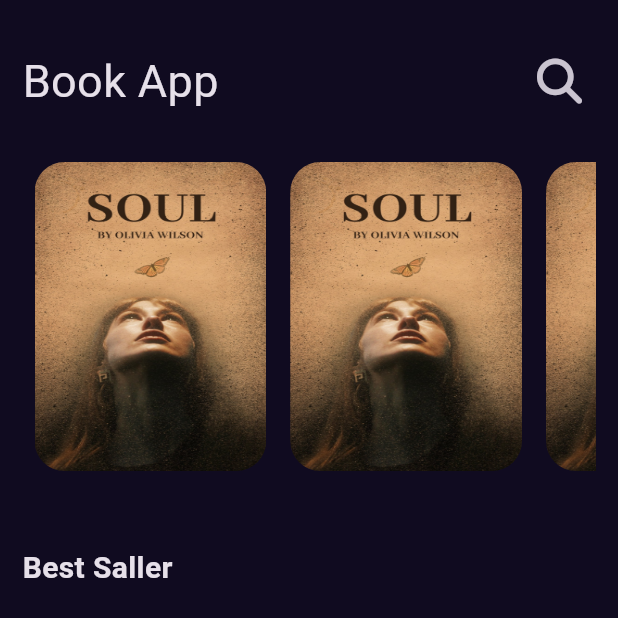
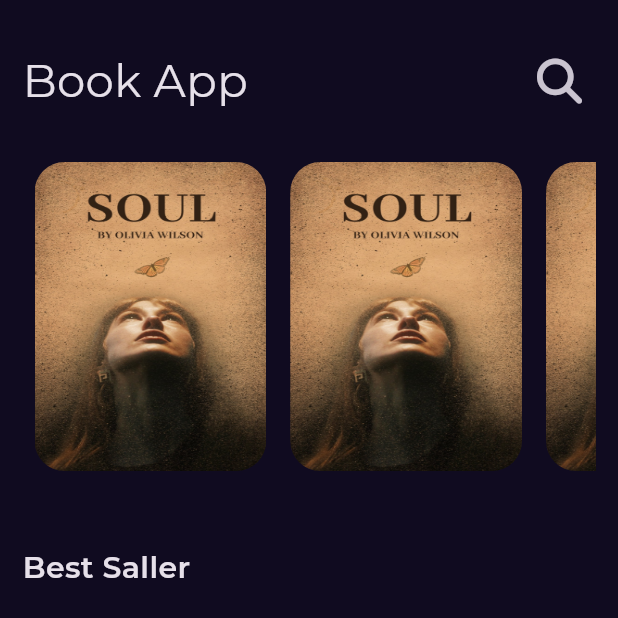
Before and after one commit to EsAm1973/book-store, a Flutter app: the screen it shows after launch, on a phone screen of 412 x 824 dp, the top half of it. Run offline on Flutter 3.47's test engine with Material 3 defaults, Android fonts, the phone set to English and light mode, and no system bars; our stand-ins replace font_awesome_flutter, get, google_fonts.

Commit message:
Add font family to all application

```diff
--- a/lib/main.dart
+++ b/lib/main.dart
@@ -2,6 +2,7 @@ import 'package:bookly_app/Features/splash/presentation/views/splash_view.dart';
 import 'package:bookly_app/constants.dart';
 import 'package:flutter/material.dart';
 import 'package:get/get.dart';
+import 'package:google_fonts/google_fonts.dart';
 
 void main() {
   runApp(const MyApp());
@@ -13,7 +14,10 @@ class MyApp extends StatelessWidget {
   Widget build(BuildContext context) {
     return GetMaterialApp(
       debugShowCheckedModeBanner: false,
-      theme: ThemeData.dark().copyWith(scaffoldBackgroundColor: kPrimaryColor),
+      theme: ThemeData.dark().copyWith(
+          scaffoldBackgroundColor: kPrimaryColor,
+          textTheme:
+              GoogleFonts.montserratTextTheme(ThemeData.dark().textTheme)),
       home: const SplashView(),
     );
   }
--- a/pubspec.yaml
+++ b/pubspec.yaml
@@ -37,6 +37,7 @@ dependencies:
   cupertino_icons: ^1.0.8
   get: ^4.6.6
   font_awesome_flutter: ^10.8.0
+  google_fonts: ^6.2.1
 
 dev_dependencies:
   flutter_test:
```
Also changed, not shown: pubspec.lock, 1 other file.
